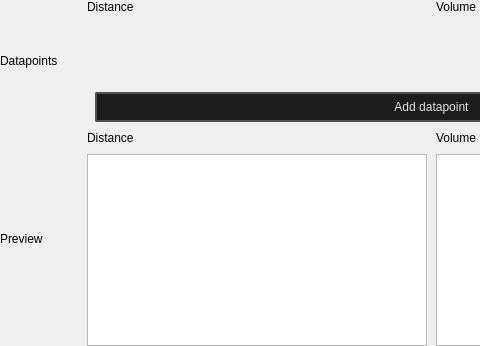
Before: the Qt Designer form src/soudevent_editor/property/curve.ui in dertwist/Hammer5Tools, drawn with Qt 5; both pictures show x 0 to 480 and y 0 to 346 of the 776 by 346 pixel window.
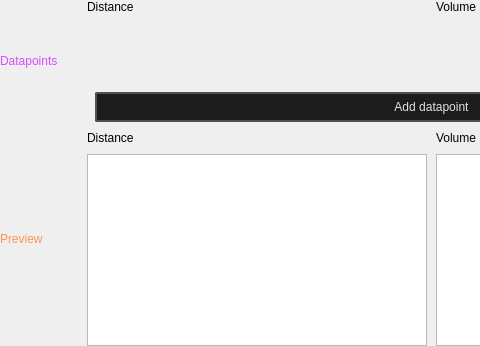
After: the same form once the commit is applied.

Commit message: [SoundEventEditor] Curve property connections. Colors for groups names

The edit to the form file:
```diff
--- a/src/soudevent_editor/property/curve.ui
+++ b/src/soudevent_editor/property/curve.ui
@@ -62,6 +62,9 @@
            <height>16777215</height>
           </size>
          </property>
+         <property name="styleSheet">
+          <string notr="true">color: rgb(216, 75, 255);</string>
+         </property>
          <property name="text">
           <string>Datapoints</string>
          </property>
@@ -179,6 +182,9 @@
            <height>16777215</height>
           </size>
          </property>
+         <property name="styleSheet">
+          <string notr="true">color: rgb(255, 149, 78);</string>
+         </property>
          <property name="text">
           <string>Preview</string>
          </property>
```
The commit also changes 5 other files.
